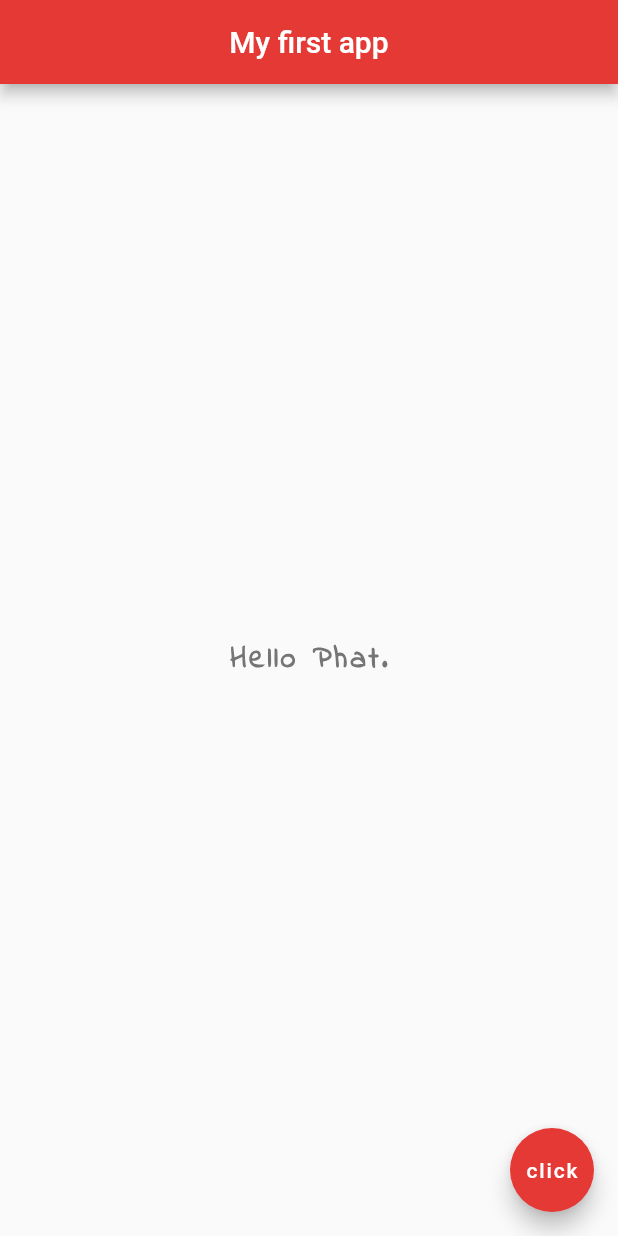
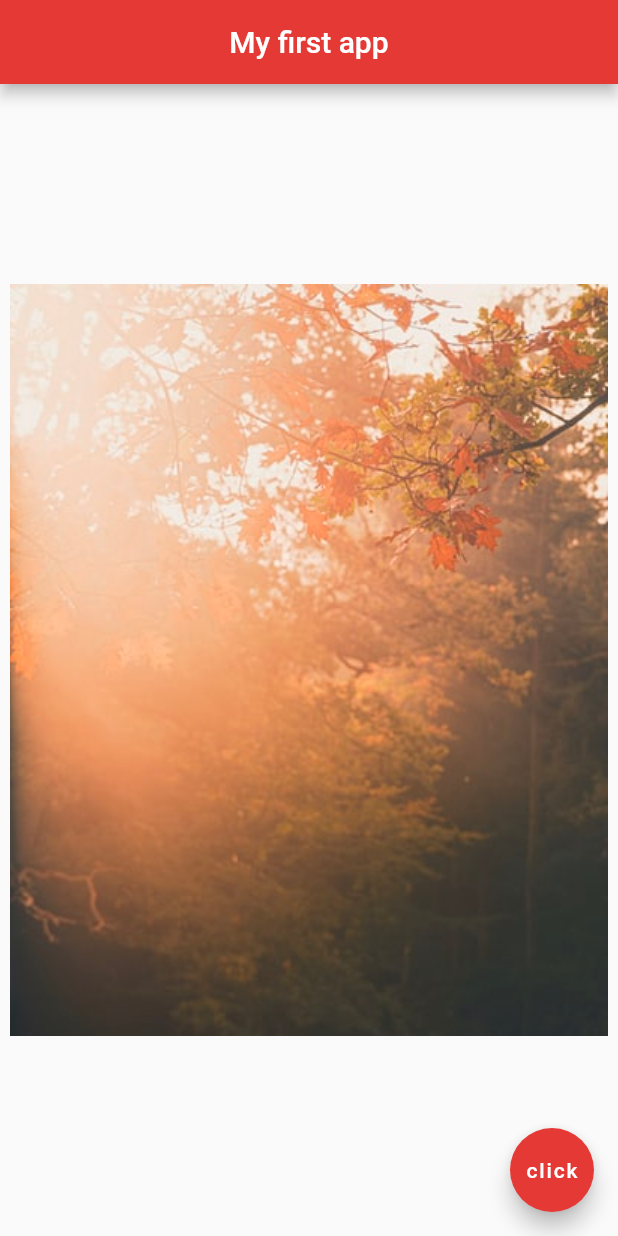
Before and after one commit to NguyenPhatBG/flutter-app-01, a Flutter app: the screen it shows after launch, on a phone screen of 412 x 824 dp. Run offline on Flutter 3.47's test engine with Material 2 defaults, Android fonts, the phone set to English and light mode, and no system bars.

Commit message:
Stateless Widgets & Hot Reload, Images & Assets

```diff
--- a/lib/main.dart
+++ b/lib/main.dart
@@ -1,22 +1,21 @@
 import 'package:flutter/material.dart';
 
 void main() => runApp(MaterialApp(
-  home: Scaffold(
+  home: Home(),
+));
+
+class Home extends StatelessWidget {
+  @override
+  Widget build(BuildContext context) {
+    return Scaffold(
       appBar: AppBar(
         title: Text('My first app'),
         centerTitle: true,
         backgroundColor: Colors.red[600],
       ),
       body: Center(
-      child: Text(
-          'Hello Phat.',
-          style: TextStyle(
-            fontSize: 20.0,
-            fontWeight: FontWeight.bold,
-            letterSpacing: 2.0,
-            color: Colors.grey[600],
-            fontFamily: 'IndieFlower',
-          ),
+        child: Image(
+          image: AssetImage('assets/photo-3.jpg'),
         ),
       ),
       floatingActionButton: FloatingActionButton(
@@ -24,5 +23,6 @@ void main() => runApp(MaterialApp(
         child: Text('click'),
         backgroundColor: Colors.red[600],
       ),
-  ),
-));
+    );
+  }
+}
--- a/pubspec.yaml
+++ b/pubspec.yaml
@@ -41,9 +41,8 @@ flutter:
   uses-material-design: true
 
   # To add assets to your application, add an assets section, like this:
-  # assets:
-  #  - images/a_dot_burr.jpeg
-  #  - images/a_dot_ham.jpeg
+  assets:
+    - assets/
 
   # An image asset can refer to one or more resolution-specific "variants", see
   # https://flutter.dev/assets-and-images/#resolution-aware.
```
Also changed, not shown: assets/photo-1.jpg (added), assets/photo-2.jpg (added), assets/photo-3.jpg (added). Lines whose indentation alone changed are shown as unchanged.
